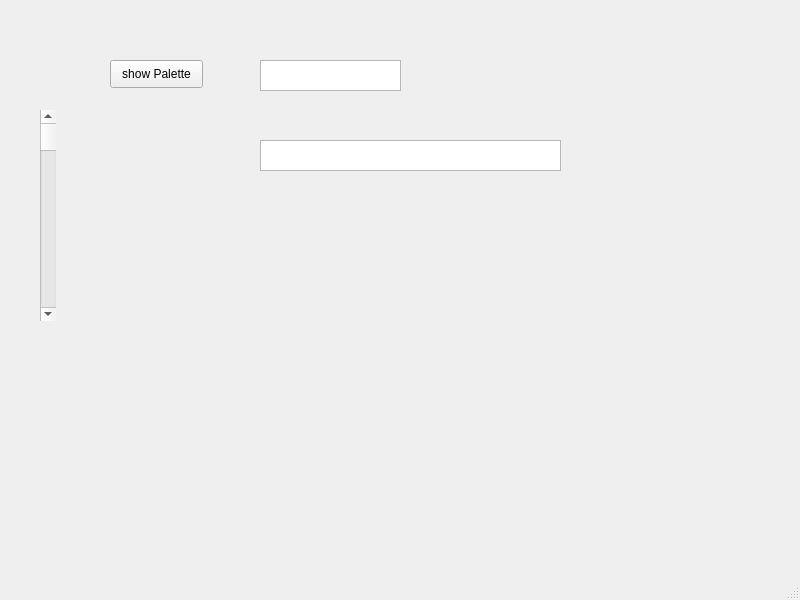
The window that graphics1_0/mainwindow.ui (enotika/graphics1) describes before a commit, drawn with Qt 5.
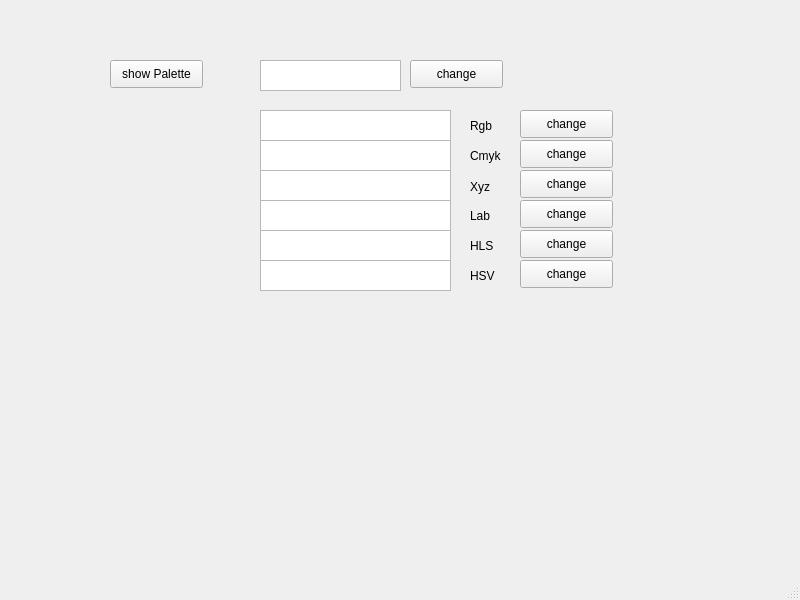
The same window after the commit.

What changed in the file:
```diff
--- a/graphics1_0/mainwindow.ui
+++ b/graphics1_0/mainwindow.ui
@@ -37,29 +37,235 @@
      </rect>
     </property>
    </widget>
-   <widget class="QScrollBar" name="scroll">
-    <property name="geometry">
-     <rect>
-      <x>40</x>
-      <y>110</y>
-      <width>16</width>
-      <height>211</height>
-     </rect>
-    </property>
-    <property name="orientation">
-     <enum>Qt::Vertical</enum>
-    </property>
-   </widget>
    <widget class="QTextEdit" name="rgbText">
     <property name="geometry">
      <rect>
       <x>260</x>
+      <y>110</y>
+      <width>191</width>
+      <height>31</height>
+     </rect>
+    </property>
+   </widget>
+   <widget class="QTextEdit" name="cmykText">
+    <property name="geometry">
+     <rect>
+      <x>260</x>
       <y>140</y>
-      <width>301</width>
+      <width>191</width>
       <height>31</height>
      </rect>
     </property>
    </widget>
+   <widget class="QTextEdit" name="xyzText">
+    <property name="geometry">
+     <rect>
+      <x>260</x>
+      <y>170</y>
+      <width>191</width>
+      <height>31</height>
+     </rect>
+    </property>
+   </widget>
+   <widget class="QTextEdit" name="labText">
+    <property name="geometry">
+     <rect>
+      <x>260</x>
+      <y>200</y>
+      <width>191</width>
+      <height>31</height>
+     </rect>
+    </property>
+   </widget>
+   <widget class="QLabel" name="rgbLbl">
+    <property name="geometry">
+     <rect>
+      <x>470</x>
+      <y>111</y>
+      <width>61</width>
+      <height>30</height>
+     </rect>
+    </property>
+    <property name="text">
+     <string>Rgb</string>
+    </property>
+   </widget>
+   <widget class="QLabel" name="cmykLbl">
+    <property name="geometry">
+     <rect>
+      <x>470</x>
+      <y>140</y>
+      <width>60</width>
+      <height>31</height>
+     </rect>
+    </property>
+    <property name="text">
+     <string>Cmyk</string>
+    </property>
+   </widget>
+   <widget class="QLabel" name="xyzLbl">
+    <property name="geometry">
+     <rect>
+      <x>470</x>
+      <y>171</y>
+      <width>61</width>
+      <height>31</height>
+     </rect>
+    </property>
+    <property name="text">
+     <string>Xyz</string>
+    </property>
+   </widget>
+   <widget class="QLabel" name="labLbl">
+    <property name="geometry">
+     <rect>
+      <x>470</x>
+      <y>200</y>
+      <width>61</width>
+      <height>31</height>
+     </rect>
+    </property>
+    <property name="text">
+     <string>Lab</string>
+    </property>
+   </widget>
+   <widget class="QPushButton" name="rgbBtn">
+    <property name="geometry">
+     <rect>
+      <x>520</x>
+      <y>110</y>
+      <width>93</width>
+      <height>28</height>
+     </rect>
+    </property>
+    <property name="text">
+     <string>change</string>
+    </property>
+   </widget>
+   <widget class="QPushButton" name="cmykBtn">
+    <property name="geometry">
+     <rect>
+      <x>520</x>
+      <y>140</y>
+      <width>93</width>
+      <height>28</height>
+     </rect>
+    </property>
+    <property name="text">
+     <string>change</string>
+    </property>
+   </widget>
+   <widget class="QPushButton" name="xyzBtn">
+    <property name="geometry">
+     <rect>
+      <x>520</x>
+      <y>170</y>
+      <width>93</width>
+      <height>28</height>
+     </rect>
+    </property>
+    <property name="text">
+     <string>change</string>
+    </property>
+   </widget>
+   <widget class="QPushButton" name="labBtn">
+    <property name="geometry">
+     <rect>
+      <x>520</x>
+      <y>200</y>
+      <width>93</width>
+      <height>28</height>
+     </rect>
+    </property>
+    <property name="text">
+     <string>change</string>
+    </property>
+   </widget>
+   <widget class="QPushButton" name="btn16">
+    <property name="geometry">
+     <rect>
+      <x>410</x>
+      <y>60</y>
+      <width>93</width>
+      <height>28</height>
+     </rect>
+    </property>
+    <property name="text">
+     <string>change</string>
+    </property>
+   </widget>
+   <widget class="QLabel" name="labHLS">
+    <property name="geometry">
+     <rect>
+      <x>470</x>
+      <y>230</y>
+      <width>61</width>
+      <height>31</height>
+     </rect>
+    </property>
+    <property name="text">
+     <string>HLS</string>
+    </property>
+   </widget>
+   <widget class="QPushButton" name="hlsBtn">
+    <property name="geometry">
+     <rect>
+      <x>520</x>
+      <y>230</y>
+      <width>93</width>
+      <height>28</height>
+     </rect>
+    </property>
+    <property name="text">
+     <string>change</string>
+    </property>
+   </widget>
+   <widget class="QTextEdit" name="hslText">
+    <property name="geometry">
+     <rect>
+      <x>260</x>
+      <y>230</y>
+      <width>191</width>
+      <height>31</height>
+     </rect>
+    </property>
+   </widget>
+   <widget class="QTextEdit" name="hsvText">
+    <property name="geometry">
+     <rect>
+      <x>260</x>
+      <y>260</y>
+      <width>191</width>
+      <height>31</height>
+     </rect>
+    </property>
+   </widget>
+   <widget class="QLabel" name="labHSV">
+    <property name="geometry">
+     <rect>
+      <x>470</x>
+      <y>260</y>
+      <width>55</width>
+      <height>31</height>
+     </rect>
+    </property>
+    <property name="text">
+     <string>HSV</string>
+    </property>
+   </widget>
+   <widget class="QPushButton" name="hsvBtn">
+    <property name="geometry">
+     <rect>
+      <x>520</x>
+      <y>260</y>
+      <width>93</width>
+      <height>28</height>
+     </rect>
+    </property>
+    <property name="text">
+     <string>change</string>
+    </property>
+   </widget>
   </widget>
   <widget class="QMenuBar" name="menubar">
    <property name="geometry">
```
